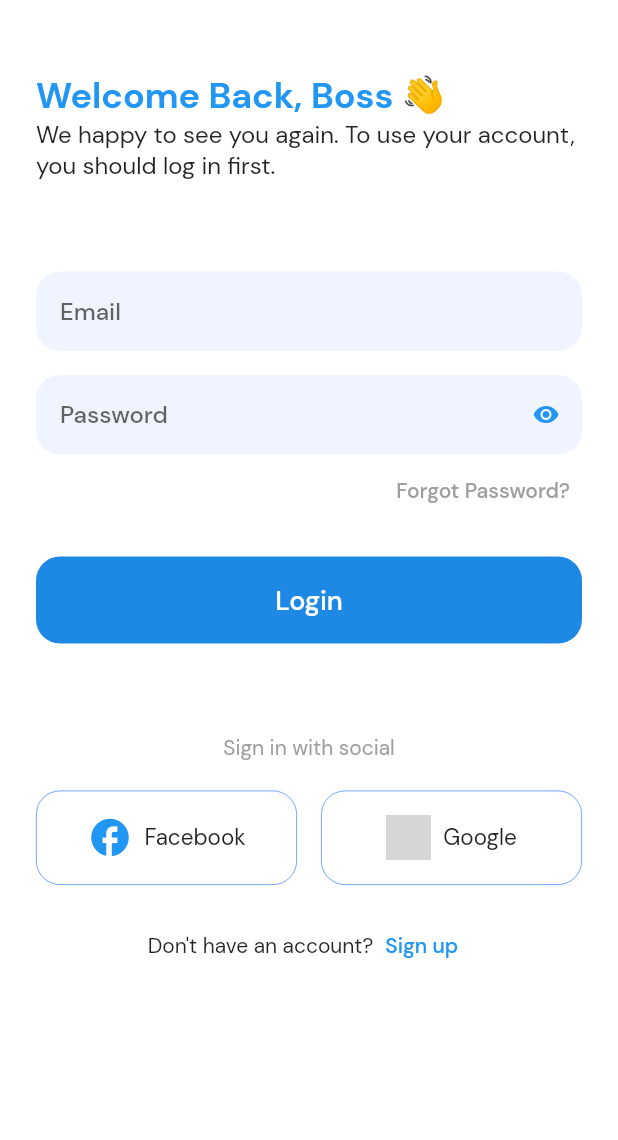
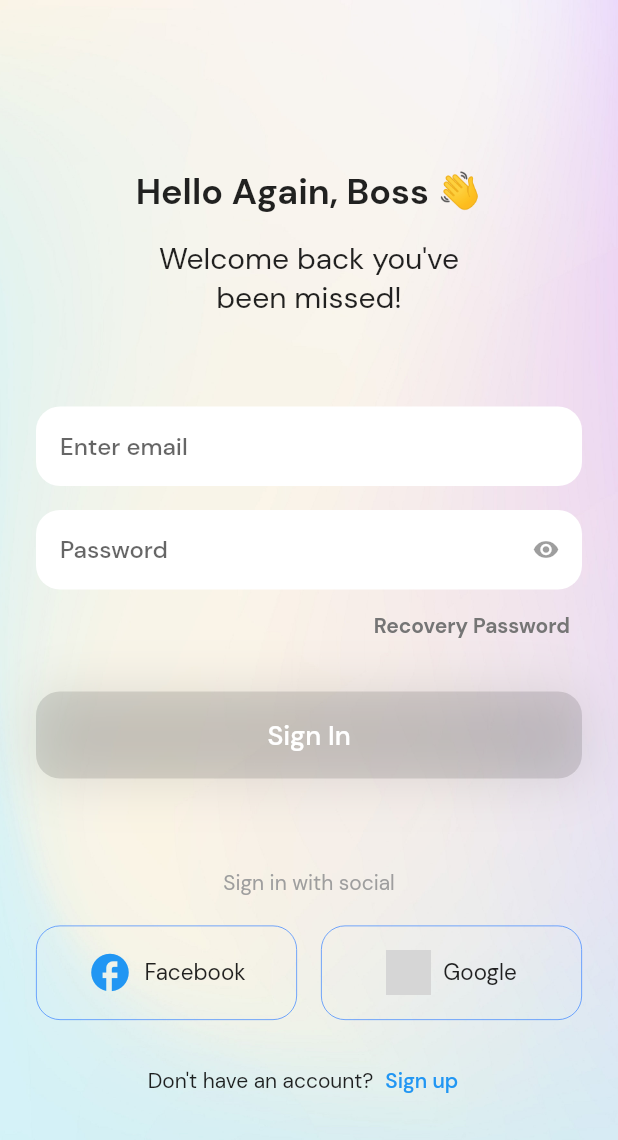
Before and after one commit to AnhND21/flutter_project, a Flutter app: the LoginScreen screen opened directly, on a phone screen of 412 x 824 dp. Shown: the top 1140 px of the screen. Run offline on Flutter 3.47's test engine with Material 2 defaults, Android fonts, the phone set to English and light mode, and no system bars; our stand-ins replace flutter_svg, google_nav_bar, hidden_drawer_menu, like_button; network calls fail; project files that could hold a hidden picture were left out; grey boxes are pictures that could not be loaded.

Commit message:
update ui splash, login ui

```diff
--- a/lib/auth/screens/login_screen.dart
+++ b/lib/auth/screens/login_screen.dart
@@ -22,14 +22,6 @@ class _LoginScreen extends State<LoginScreen> {
       onWillPop: () async => false,
       child: Scaffold(
         backgroundColor: Colors.white,
-        appBar: PreferredSize(
-            preferredSize: const Size.fromHeight(0),
-            child: AppBar(
-              // Here we create one to set status bar color
-              elevation: 0,
-              backgroundColor: Colors
-                  .white, // Set any color of status bar you want; or it defaults to your theme's primary color
-            )),
         body: GestureDetector(
           onTap: () {
             FocusScope.of(context).unfocus();
@@ -39,6 +31,13 @@ class _LoginScreen extends State<LoginScreen> {
             child: ConstrainedBox(
               constraints:
                   BoxConstraints(maxHeight: MediaQuery.of(context).size.height),
+              child: Container(
+                padding: const EdgeInsets.only(top: 64),
+                decoration: const BoxDecoration(
+                    image: DecorationImage(
+                  image: AssetImage('assets/images/bg_splash.jpeg'),
+                  fit: BoxFit.cover,
+                )),
                 child: Padding(
                   padding: const EdgeInsets.all(24),
                   child: Column(
@@ -49,17 +48,22 @@ class _LoginScreen extends State<LoginScreen> {
                           top: 24,
                         ),
                         child: const Text(
-                        'Welcome Back, Boss 👋',
+                          'Hello Again, Boss 👋',
                           style: TextStyle(
                             fontSize: 24,
                             fontWeight: FontWeight.w600,
-                            color: Colors.blue),
+                          ),
+                          textAlign: TextAlign.center,
                         ),
                       ),
-                    const Text(
-                      'We happy to see you again. To use your account, you should log in first.',
-                      style:
-                          TextStyle(fontSize: 16, fontWeight: FontWeight.w300),
+                      const Padding(
+                        padding: EdgeInsets.only(top: 16.0),
+                        child: Text(
+                          "Welcome back you've \nbeen missed!",
+                          style: TextStyle(
+                              fontSize: 20, fontWeight: FontWeight.w300),
+                          textAlign: TextAlign.center,
+                        ),
                       ),
                       Container(
                         margin: const EdgeInsets.only(top: 60),
@@ -75,8 +79,8 @@ class _LoginScreen extends State<LoginScreen> {
                             decoration: const InputDecoration(
                               suffixText: '@gmail.com',
                               filled: true,
-                            fillColor: Color.fromARGB(255, 240, 244, 255),
-                            hintText: 'Email',
+                              fillColor: Colors.white,
+                              hintText: 'Enter email',
                               contentPadding: EdgeInsets.symmetric(
                                   vertical: 16, horizontal: 16), //Imp Line
                               isDense: true,
@@ -100,10 +104,10 @@ class _LoginScreen extends State<LoginScreen> {
                             decoration: const InputDecoration(
                               suffixIcon: Icon(
                                 Icons.remove_red_eye,
-                              color: Colors.blue,
+                                color: Colors.black38,
                               ),
                               filled: true,
-                            fillColor: Color.fromARGB(255, 240, 244, 255),
+                              fillColor: Colors.white,
                               hintText: 'Password',
                               focusedErrorBorder: InputBorder.none,
                               contentPadding: EdgeInsets.symmetric(
@@ -121,8 +125,10 @@ class _LoginScreen extends State<LoginScreen> {
                         alignment: Alignment.bottomRight,
                         child: TextButton(
                           child: Text(
-                          'Forgot Password?',
-                          style: TextStyle(color: Colors.grey[500]),
+                            'Recovery Password',
+                            style: TextStyle(
+                                color: Colors.grey[600],
+                                fontWeight: FontWeight.w600),
                           ),
                           onPressed: () {
                             Navigator.pushNamed(context, '/forgot_password');
@@ -139,13 +145,24 @@ class _LoginScreen extends State<LoginScreen> {
                         child: Container(
                             decoration: BoxDecoration(
                               borderRadius: BorderRadius.circular(16),
-                            color: Colors.blue[600],
+                              color: _email.isNotEmpty
+                                  ? Colors.black87
+                                  : Colors.black12,
                               border: const Border(),
+                              boxShadow: [
+                                BoxShadow(
+                                  color: Colors.grey.withOpacity(0.3),
+                                  spreadRadius: 1,
+                                  blurRadius: 30,
+                                  offset: const Offset(
+                                      1, 1), // changes position of shadow
+                                ),
+                              ],
                             ),
                             alignment: Alignment.center,
                             height: 58,
                             child: const Text(
-                            'Login',
+                              'Sign In',
                               style: TextStyle(
                                   fontSize: 18,
                                   color: Colors.white,
@@ -245,6 +262,7 @@ class _LoginScreen extends State<LoginScreen> {
             ),
           ),
         ),
+      ),
     );
   }
 }
--- a/lib/main.dart
+++ b/lib/main.dart
@@ -7,6 +7,7 @@ import 'package:flutter_application/auth/screens/signup_screen.dart';
 import 'package:flutter_application/chat/screens/chat.dart';
 import 'package:flutter_application/notifications/screens/notifications.dart';
 import 'package:flutter_application/root.dart';
+import 'package:flutter_application/splash.dart';
 
 void main() {
   WidgetsFlutterBinding.ensureInitialized();
@@ -28,7 +29,8 @@ class MyApp extends StatelessWidget {
       ),
       initialRoute: '/',
       routes: {
-        '/': (context) => const LoginScreen(),
+        '/': (context) => const SplashScreen(),
+        '/login': (context) => const LoginScreen(),
         '/signup': (context) => const SignUpScreen(),
         '/forgot_password': (context) => const ForgotPasswordScreen(),
         '/root': (context) => const RootScreen(),
--- a/pubspec.yaml
+++ b/pubspec.yaml
@@ -59,6 +59,9 @@ flutter:
   assets:
     - assets/svgs/chat.svg
     - assets/svgs/bell.svg
+    - assets/images/boss.png
+    - assets/images/bg_splash.jpeg
+    - assets/images/bg_splash.avif
   # An image asset can refer to one or more resolution-specific "variants", see
   # https://flutter.dev/assets-and-images/#resolution-aware
   # For details regarding adding assets from package dependencies, see
```
Also changed, not shown: lib/splash.dart (added, +120 -0 lines), assets/images/bg_splash.jpeg (added), assets/images/boss.png (added), 1 other file. Lines whose indentation alone changed are shown as unchanged.
